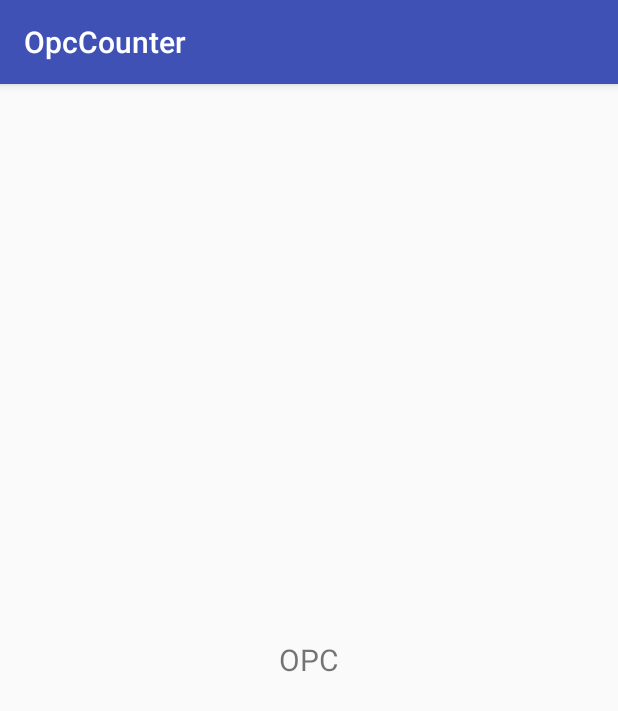
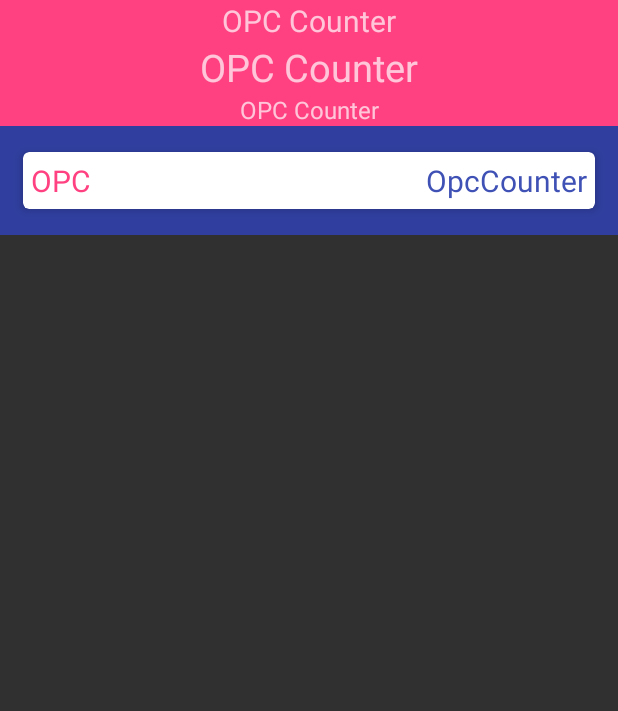
Before and after one commit to lidox/opc-counter, an Android app: the fragment OpcCounterFragment shown on its own in the app's theme, on a phone screen of 412 x 824 dp. Shown: the top 711 px of the screen. Run offline under Robolectric (Android 15) with nearby library versions, the phone set to English and light mode, and no system bars.

Commit message:
add some opc UI elements

```diff
--- a/app/build.gradle
+++ b/app/build.gradle
@@ -29,4 +29,7 @@ dependencies {
 
     // tablayout
     compile 'eu.long1:spacetablayout:1.0.4'
+
+    // cardview
+    compile 'com.android.support:cardview-v7:+'
 }
--- a/app/src/main/java/com/futuzon/opccounter/LauncherActivity.java
+++ b/app/src/main/java/com/futuzon/opccounter/LauncherActivity.java
@@ -4,6 +4,8 @@ import android.os.Bundle;
 import android.support.v4.app.Fragment;
 import android.support.v4.view.ViewPager;
 import android.support.v7.app.AppCompatActivity;
+import android.view.Window;
+import android.view.WindowManager;
 
 import com.futuzon.opccounter.view.opc.ComingSoonFragment;
 import com.futuzon.opccounter.view.opc.OpcCounterFragment;
@@ -20,6 +22,7 @@ public class LauncherActivity extends AppCompatActivity {
     @Override
     protected void onCreate(Bundle savedInstanceState) {
         super.onCreate(savedInstanceState);
+
         setContentView(R.layout.activity_launcher);
 
         //add the fragments you want to display in a List
--- a/app/src/main/res/layout/fragment_opc_counter.xml
+++ b/app/src/main/res/layout/fragment_opc_counter.xml
@@ -1,14 +1,88 @@
-<FrameLayout xmlns:android="http://schemas.android.com/apk/res/android"
+<RelativeLayout xmlns:android="http://schemas.android.com/apk/res/android"
     xmlns:tools="http://schemas.android.com/tools"
     android:layout_width="match_parent"
-    android:layout_height="match_parent"
+    android:layout_height="wrap_content"
+    android:background="@color/colorPrimaryDark"
     tools:context="com.futuzon.opccounter.view.opc.OpcCounterFragment">
 
-    <TextView
+    <RelativeLayout
+        android:id="@+id/header"
         android:layout_width="match_parent"
-        android:layout_height="match_parent"
-        android:gravity="center"
-        android:text="@string/opc"
-        android:textSize="20sp" />
+        android:layout_height="wrap_content"
+        android:background="@color/colorAccent">
 
-</FrameLayout>
+        <TextView
+            android:id="@+id/opc_title"
+            android:layout_width="match_parent"
+            android:layout_height="wrap_content"
+            android:gravity="center_horizontal"
+            android:text="@string/opc_counter"
+            android:textSize="20sp" />
+
+        <TextView
+            android:id="@+id/opc_value"
+            android:layout_width="match_parent"
+            android:layout_height="wrap_content"
+            android:layout_below="@+id/opc_title"
+            android:gravity="center_horizontal"
+            android:text="@string/opc_counter"
+            android:textSize="25sp" />
+
+        <TextView
+            android:id="@+id/opc_subtitle"
+            android:layout_width="match_parent"
+            android:layout_height="wrap_content"
+            android:layout_below="@+id/opc_value"
+            android:gravity="center_horizontal"
+            android:text="@string/opc_counter"
+            android:textSize="16sp" />
+
+
+    </RelativeLayout>
+
+
+    <ScrollView
+        android:layout_width="match_parent"
+        android:layout_height="wrap_content"
+        android:layout_below="@+id/header">
+
+        <RelativeLayout
+            android:layout_width="match_parent"
+            android:layout_height="wrap_content">
+
+            <android.support.v7.widget.CardView xmlns:card_view="http://schemas.android.com/apk/res-auto"
+                android:id="@+id/card_view1"
+                android:layout_width="match_parent"
+                android:layout_height="wrap_content"
+                android:layout_gravity="center"
+                android:layout_margin="10dp"
+                card_view:cardBackgroundColor="@color/cardview_light_background"
+                card_view:cardCornerRadius="4dp"
+                card_view:cardElevation="4dp"
+                card_view:cardUseCompatPadding="true">
+
+                <TextView
+                    android:layout_width="match_parent"
+                    android:layout_height="wrap_content"
+                    android:textSize="20sp"
+                    android:layout_margin="5dp"
+                    android:textColor="@color/colorAccent"
+                    android:text="@string/opc" />
+
+                <TextView
+                    android:layout_width="match_parent"
+                    android:layout_height="wrap_content"
+                    android:layout_margin="5dp"
+                    android:textSize="20sp"
+                    android:textColor="@color/colorPrimary"
+                    android:gravity="right"
+                    android:text="@string/app_name" />
+
+            </android.support.v7.widget.CardView>
+
+        </RelativeLayout>
+
+    </ScrollView>
+
+
+</RelativeLayout>
--- a/app/src/main/res/values/strings.xml
+++ b/app/src/main/res/values/strings.xml
@@ -7,4 +7,5 @@
     <string name="coming_soon">coming soon</string>
     <string name="vitamin_d_3">D3</string>
     <string name="arginin">Arginin</string>
+    <string name="opc_counter">OPC Counter</string>
 </resources>
--- a/app/src/main/res/values/styles.xml
+++ b/app/src/main/res/values/styles.xml
@@ -1,7 +1,8 @@
 <resources>
 
     <!-- Base application theme. -->
-    <style name="AppTheme" parent="Theme.AppCompat.Light.DarkActionBar">
+    <style name="AppTheme" parent="Theme.AppCompat.NoActionBar">
+
         <!-- Customize your theme here. -->
         <item name="colorPrimary">@color/colorPrimary</item>
         <item name="colorPrimaryDark">@color/colorPrimaryDark</item>
```
